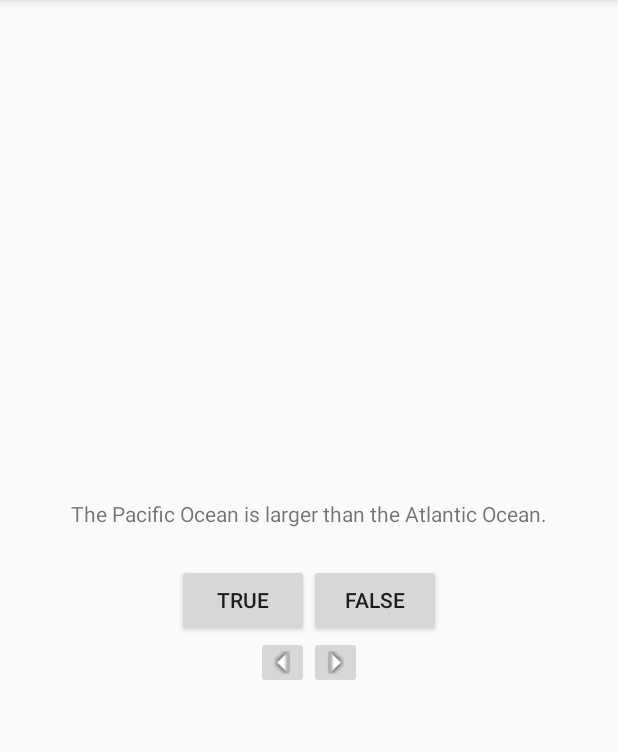
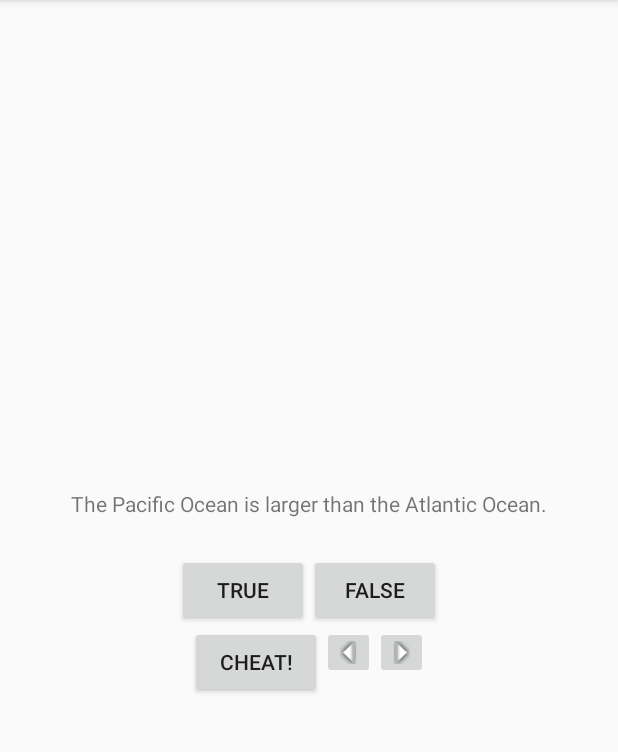
Before and after one commit to 0Arian/GeoQuiz, an Android app: the screen it shows after launch (QuizActivity), on a phone screen of 412 x 824 dp, the part 84-836 px from its top. Run offline under Robolectric (Android 15) with nearby library versions, the phone set to English and light mode, and no system bars.

Commit message:
Added a cheat button to Activity-Quiz & Land mode. Setup activity_cheat, and added cheat to AndroidManifest

```diff
--- a/app/src/main/AndroidManifest.xml
+++ b/app/src/main/AndroidManifest.xml
@@ -15,7 +15,9 @@
                 <category android:name="android.intent.category.LAUNCHER" />
             </intent-filter>
         </activity>
-        <activity android:name=".CheatActivity"></activity>
+        <activity android:name=".CheatActivity"
+            android:label="@string/title_activity_cheat" >
+        </activity>
     </application>
 
 </manifest>
--- a/app/src/main/res/layout-land/activity_quiz.xml
+++ b/app/src/main/res/layout-land/activity_quiz.xml
@@ -24,6 +24,12 @@
             android:layout_height="wrap_content"
             android:text="@string/false_button"/>
     </LinearLayout>
+    <Button
+        android:layout_width="wrap_content"
+        android:layout_height="wrap_content"
+        android:layout_gravity="bottom|center"
+        android:id="@+id/cheat_button"
+        android:text="@string/cheat_button"/>
     <LinearLayout
         android:layout_width="wrap_content"
         android:layout_height="wrap_content"
--- a/app/src/main/res/layout/activity_cheat.xml
+++ b/app/src/main/res/layout/activity_cheat.xml
@@ -21,5 +21,4 @@
         android:layout_height="wrap_content"
         android:text="@string/show_answer_button"
         android:id="@+id/showAnswerButton"/>
-
 </LinearLayout>
--- a/app/src/main/res/layout/activity_quiz.xml
+++ b/app/src/main/res/layout/activity_quiz.xml
@@ -28,6 +28,11 @@
         android:layout_width="wrap_content"
         android:layout_height="wrap_content"
         android:orientation="horizontal">
+        <Button
+            android:layout_width="wrap_content"
+            android:layout_height="wrap_content"
+            android:id="@+id/cheat_button"
+            android:text="@string/cheat_button"/>
         <ImageButton
             android:layout_width="wrap_content"
             android:layout_height="wrap_content"
```
